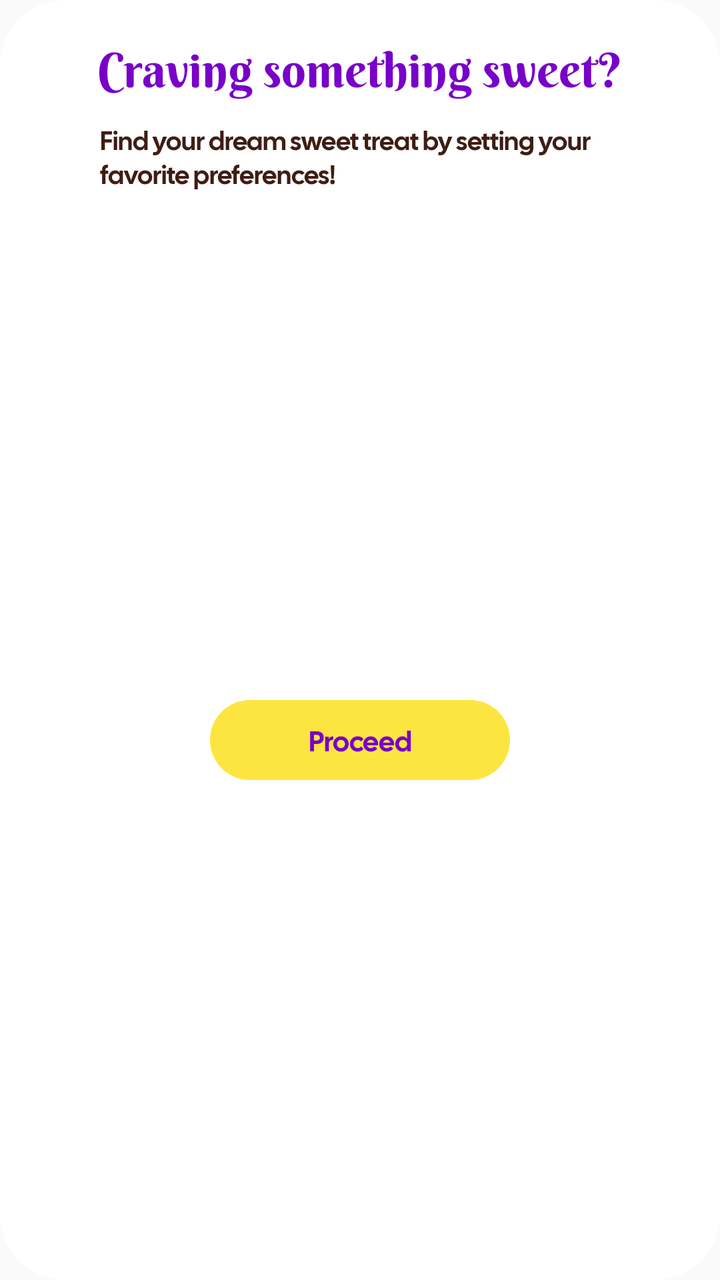
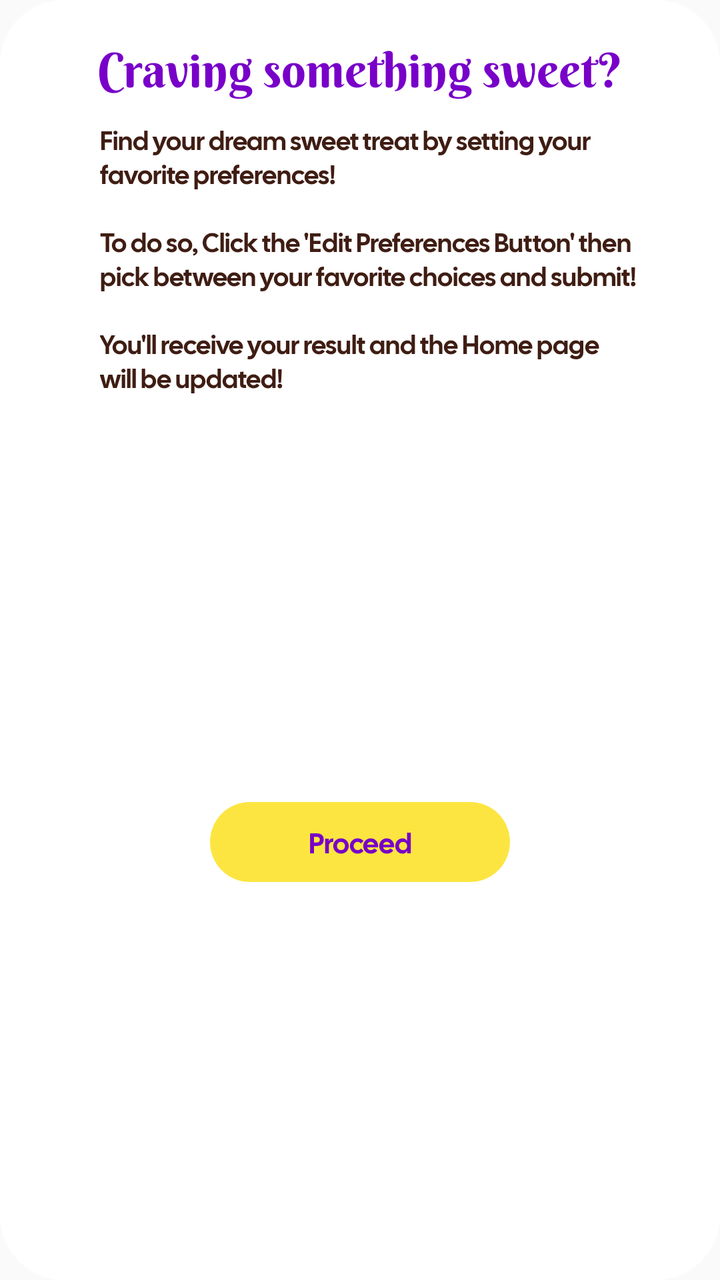

Two renders of the same Android screen: before a commit and after it. Below are the layout's source before the change and the commit's diff.
<!-- AndroidManifest.xml: application theme Theme.SecondApplicationCandyCounsel -->
<!-- res/layout/modal_layout.xml -->
<?xml version="1.0" encoding="utf-8"?>
<androidx.constraintlayout.widget.ConstraintLayout xmlns:android="http://schemas.android.com/apk/res/android"
    xmlns:app="http://schemas.android.com/apk/res-auto"
    xmlns:tools="http://schemas.android.com/tools"
    android:layout_width="match_parent"
    android:layout_height="match_parent"
    android:background="@drawable/roundstyle"
    android:backgroundTint="@color/white">

    <Button
        android:id="@+id/button_proceed"
        android:layout_width="150dp"
        android:layout_height="40dp"
        android:layout_marginTop="20dp"
        android:layout_marginBottom="16dp"
        android:background="@drawable/roundstyle"
        android:backgroundTint="@color/yellow"
        android:fontFamily="@font/calsans"
        android:text="Proceed"
        android:textAllCaps="false"
        android:textColor="@color/dark_purple"
        app:layout_constraintBottom_toBottomOf="parent"
        app:layout_constraintEnd_toEndOf="parent"
        app:layout_constraintHorizontal_bias="0.5"
        app:layout_constraintStart_toStartOf="parent"
        app:layout_constraintTop_toBottomOf="@+id/textView2"
        tools:ignore="HardcodedText" />

    <TextView
        android:id="@+id/textView"
        android:layout_width="wrap_content"
        android:layout_height="wrap_content"
        android:layout_margin="20dp"
        android:layout_marginTop="16dp"
        android:layout_marginBottom="40dp"
        android:fontFamily="@font/berkshirewash"
        android:text="Craving something sweet?"
        android:textAlignment="center"
        android:textColor="@color/dark_purple"
        android:textSize="24sp"
        app:layout_constraintEnd_toEndOf="parent"
        app:layout_constraintStart_toStartOf="parent"
        app:layout_constraintTop_toTopOf="parent"
        tools:ignore="HardcodedText" />

    <TextView
        android:id="@+id/textView2"
        android:layout_width="wrap_content"
        android:layout_height="wrap_content"
        android:layout_marginStart="30dp"
        android:layout_marginTop="10dp"
        android:layout_marginEnd="20dp"
        android:layout_marginBottom="20dp"
        android:fontFamily="@font/calsans"
        android:maxWidth="270dp"
        android:text="Find your dream sweet treat by setting your favorite preferences!"
        android:textColor="@color/dark_brown"
        android:textSize="13sp"
        app:layout_constraintEnd_toEndOf="parent"
        app:layout_constraintStart_toStartOf="parent"
        app:layout_constraintTop_toBottomOf="@+id/textView"
        tools:ignore="HardcodedText" />
</androidx.constraintlayout.widget.ConstraintLayout>
<!-- resources referenced by this layout -->
<resources>
  <color name="dark_brown">#3F1D13</color>
  <color name="dark_purple">#7800C8</color>
  <color name="white">#FFFFFFFF</color>
  <color name="yellow">#FDE541</color>
  <!-- drawable roundstyle (drawable) -->
  <?xml version="1.0" encoding="utf-8"?>
  <shape xmlns:android="http://schemas.android.com/apk/res/android">
      <corners android:radius="32dp"/>
  </shape>
  <style name="Theme.SecondApplicationCandyCounsel" parent="Base.Theme.SecondApplicationCandyCounsel" />
  <style name="Base.Theme.SecondApplicationCandyCounsel" parent="Theme.AppCompat.Light.NoActionBar">
          
          
      </style>
</resources>

<!-- the commit's change to res/layout/modal_layout.xml (unified diff, before → after) -->
@@ -53,7 +53,7 @@
         android:layout_marginBottom="20dp"
         android:fontFamily="@font/calsans"
         android:maxWidth="270dp"
-        android:text="Find your dream sweet treat by setting your favorite preferences!"
+        android:text="Find your dream sweet treat by setting your favorite preferences! \n\nTo do so, Click the 'Edit Preferences Button' then pick between your favorite choices and submit! \n\nYou'll receive your result and the Home page will be updated!"
         android:textColor="@color/dark_brown"
         android:textSize="13sp"
         app:layout_constraintEnd_toEndOf="parent"
